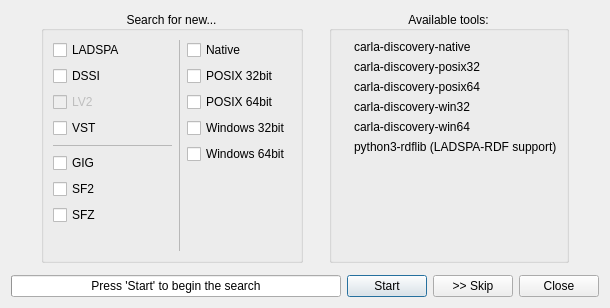
Qt form resources/ui/carla_refresh.ui (falkTX/Carla) before a commit.
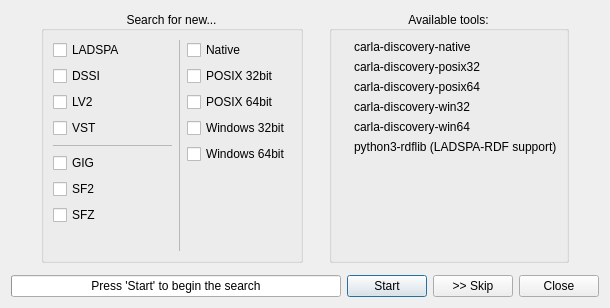
The same form after that commit. Icons and pictures are not drawn.

The edit to the form file:
```diff
--- a/resources/ui/carla_refresh.ui
+++ b/resources/ui/carla_refresh.ui
@@ -59,9 +59,6 @@
           </item>
           <item>
            <widget class="QCheckBox" name="ch_lv2">
-            <property name="enabled">
-             <bool>false</bool>
-            </property>
             <property name="text">
              <string>LV2</string>
             </property>
```
